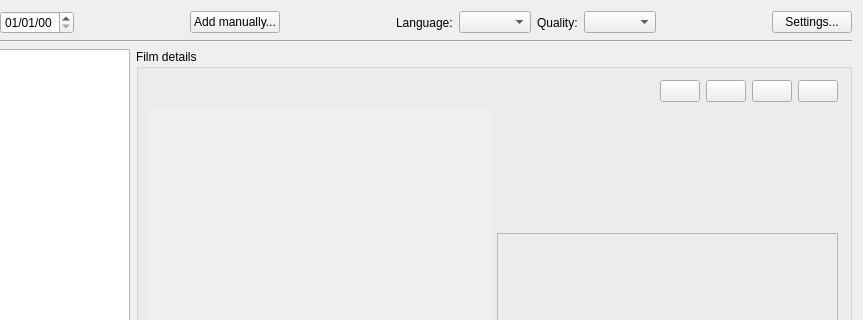
This is mainwindow.ui in Tofee/artefetcher as Qt 5 draws it before an edit; both pictures show x 137 to 1000 and y 0 to 320 of the 1000 by 750 pixel window. The edited form follows.
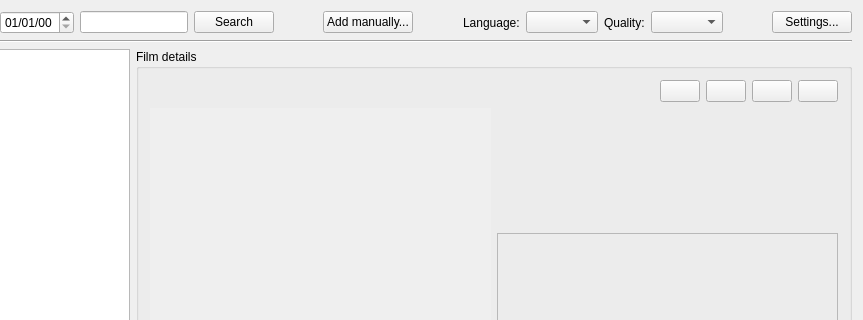
This is the edited form. Icons and pictures are not drawn.

Commit message: Update arteFetcher to 0.3.0 Update translations Preferences: now preview and info files are optional UI tooltip fix: add missing break Add a search stream, disabled for now

The edit to the form file:
```diff
--- a/mainwindow.ui
+++ b/mainwindow.ui
@@ -44,6 +44,16 @@
         </property>
        </widget>
       </item>
+      <item>
+       <widget class="QLineEdit" name="searchEdit"/>
+      </item>
+      <item>
+       <widget class="QPushButton" name="searchButton">
+        <property name="text">
+         <string>Search</string>
+        </property>
+       </widget>
+      </item>
       <item>
        <spacer name="horizontalSpacer_4">
         <property name="orientation">
```
Left out of the diff: 19 changed lines with no effect on the pictures. The commit also changes 9 other files.
